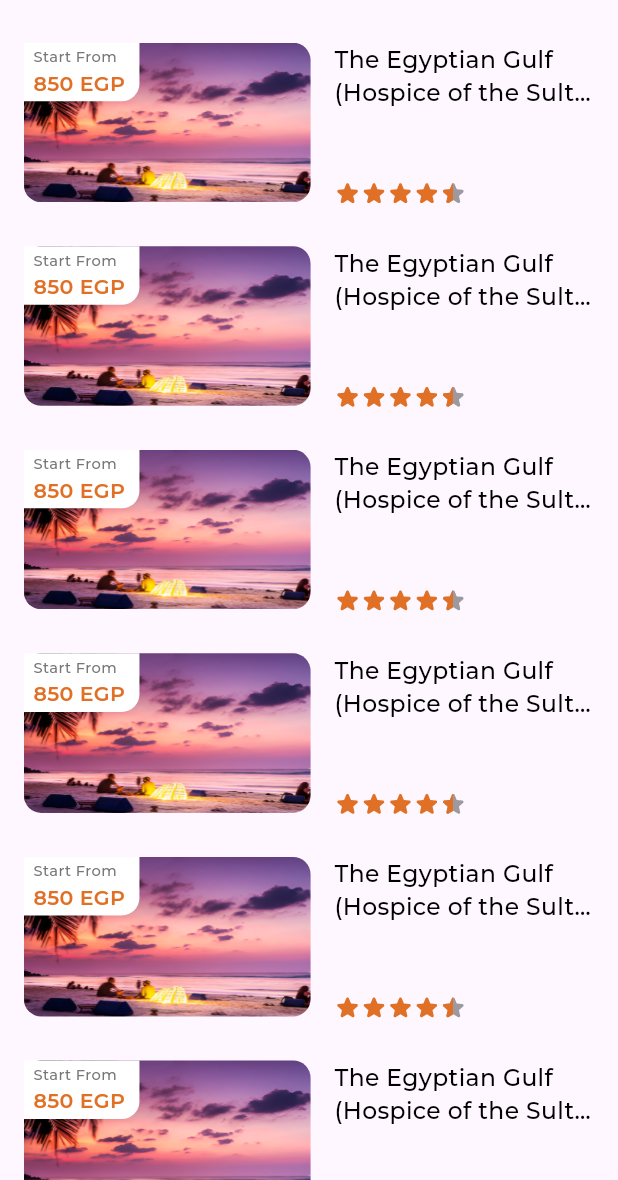
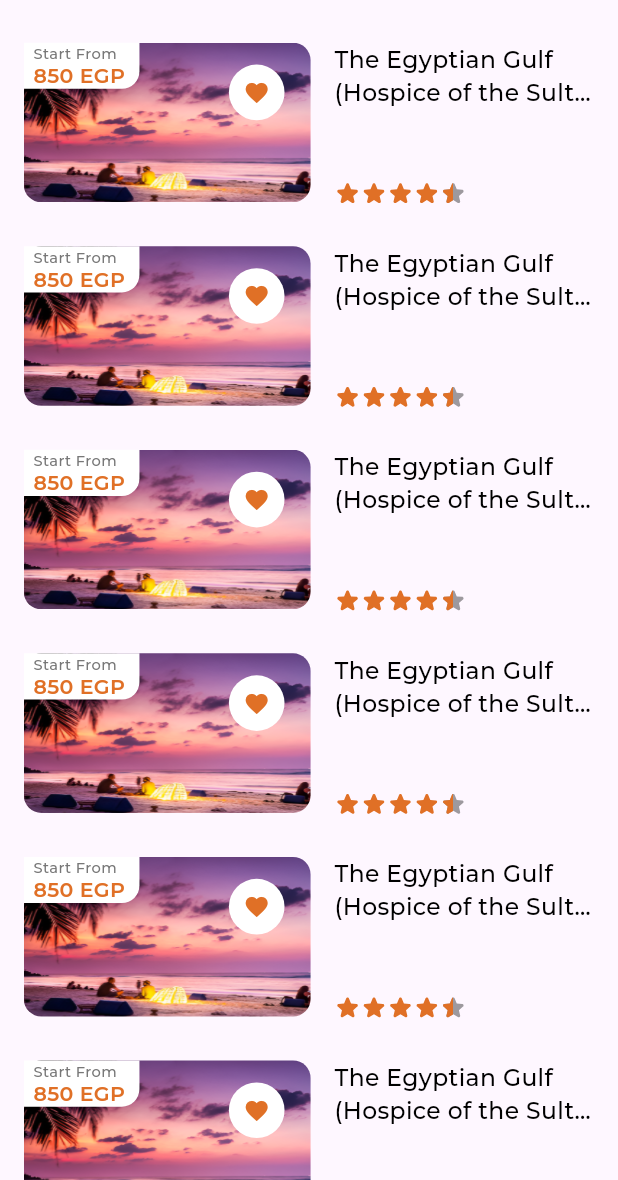
Before and after one commit to omar-949/touf_w, a Flutter app: the screen it shows after launch, after a tap on "See all", on a phone screen of 412 x 824 dp, the part 56-1236 px from its top. Run offline on Flutter 3.47's test engine with Material 3 defaults, Android fonts, the phone set to English and light mode, and no system bars; drawn by our look-alikes of flutter_rating_bar; our stand-ins replace country_picker, dio, flutter_screenutil, flutter_secure_storage, flutter_svg, get_it and 3 more; project files that could hold a hidden picture were left out.

Commit message:
home screen

```diff
--- a/lib/core/resources/styles.dart
+++ b/lib/core/resources/styles.dart
@@ -132,12 +132,16 @@ abstract class TextStyles {
   );
   static TextStyle font16OrangeSemiBold = TextStyle(
     fontSize: 16.sp,
+    wordSpacing: 0,
+    height: 1.h,
+    letterSpacing: 0,
     color: TextColors.orange,
     fontWeight: FontWeightHelper.semiBold,
       fontFamily: 'Montserrat'
   );
   static TextStyle font14OrangeSemiBold = TextStyle(
       fontSize: 14.sp,
+      height: 1.h,
       color: TextColors.orange,
       fontWeight: FontWeightHelper.semiBold,
       fontFamily: 'Montserrat'
@@ -162,12 +166,14 @@ abstract class TextStyles {
   );
   static TextStyle font10MediumGreyRegular = TextStyle(
     fontSize: 10.sp,
+    height: 1.0.h,
     color: TextColors.mediumGrey,
     fontWeight: FontWeightHelper.regular,
       fontFamily: 'Montserrat'
   );
   static TextStyle font18WhiteMedium = TextStyle(
     fontSize: 18.sp,
+    height: 1.h,
     color: TextColors.white,
     fontWeight: FontWeightHelper.medium,
       fontFamily: 'Montserrat'
@@ -342,7 +348,8 @@ abstract class TextStyles {
   //salma
   static TextStyle font10MediumGreyRegularWithLineThrough = TextStyle(
       fontSize: 10.sp,
-      color: TextColors.mediumGrey,
+    height: 1.0.h,
+    color: TextColors.mediumGrey,
       fontWeight: FontWeightHelper.regular,
       fontFamily: 'Montserrat',
     decoration: TextDecoration.lineThrough,
--- a/lib/core/widgets/container_salary_widget.dart
+++ b/lib/core/widgets/container_salary_widget.dart
@@ -20,10 +20,10 @@ class ContainerSalaryWidget extends StatelessWidget {
   @override
   Widget build(BuildContext context) {
     return Container(
-      height: isBig ? 47.h : 40.h,
+   //   height: isBig ? 44.h : 40.h,
       width: isBig ? 89.w : 73.w,
       padding: isBig
-          ? EdgeInsets.only(top: 6.h, bottom: 6.h, left: 0)
+          ? EdgeInsets.symmetric(vertical: 6.h, horizontal: 6.w)
           : EdgeInsets.symmetric(vertical: 3.h, horizontal: 6.w),
       decoration: BoxDecoration(
         borderRadius: BorderRadius.only(bottomRight: Radius.circular(12.r)),
@@ -32,6 +32,8 @@ class ContainerSalaryWidget extends StatelessWidget {
       child: Column(
         mainAxisAlignment: MainAxisAlignment.spaceBetween,
         crossAxisAlignment: CrossAxisAlignment.start,
+        mainAxisSize: MainAxisSize.min,
+
         children: [
           Text(
             containerText,
@@ -39,7 +41,11 @@ class ContainerSalaryWidget extends StatelessWidget {
                 ? TextStyles.font10MediumGreyRegular
                 : TextStyles.font10MediumGreyRegularWithLineThrough,
           ),
+          SizedBox(
+            height: 2.h,
+          ),
           Text(
+            maxLines: 1,
             containerSalary,
             style: isBig
                 ? TextStyles.font16OrangeSemiBold
--- a/lib/core/widgets/custom_container_details.dart
+++ b/lib/core/widgets/custom_container_details.dart
@@ -1,12 +1,13 @@
+import 'package:flutter/cupertino.dart';
 import 'package:flutter/material.dart';
 import 'package:flutter_screenutil/flutter_screenutil.dart';
 import 'package:toufwshouf/core/helpers/extensions.dart';
-import 'package:toufwshouf/core/resources/colors.dart';
-import 'package:toufwshouf/core/resources/styles.dart';
 import 'package:toufwshouf/core/widgets/rating_widget.dart';
-import 'package:toufwshouf/core/widgets/container_salary_widget.dart';
 
+import '../resources/colors.dart';
+import '../resources/styles.dart';
 import '../routing/routes.dart';
+import 'container_salary_widget.dart';
 
 class CustomContainerDetails extends StatefulWidget {
   const CustomContainerDetails({
@@ -45,7 +46,9 @@ class _CustomContainerDetailsState extends State<CustomContainerDetails> {
       },
       child: Container(
         margin: EdgeInsets.only(
-            bottom: 10.h, left: widget.isNotNeed == null ? 15.w : 0),
+          bottom: 10.h,
+          left: widget.isNotNeed == null ? 15.w : 0,
+        ),
         height: widget.height ?? 215.h,
         width: widget.width ?? 265.w,
         decoration: BoxDecoration(
@@ -67,9 +70,9 @@ class _CustomContainerDetailsState extends State<CustomContainerDetails> {
                   containerText: widget.containerText1,
                   containerSalary: widget.containerSalary1,
                   isDashed: widget.isDashed1,
-                  isBig: widget.isNotNeed == null, // Adjusting based on isNotNeed
+                  isBig: widget.isNotNeed == null,
                 ),
-                widget.isNotNeed == null
+                widget.isNotNeed != null
                     ? Padding(
                         padding: EdgeInsets.only(right: 15.w, top: 15.h),
                         child: Container(
@@ -86,35 +89,30 @@ class _CustomContainerDetailsState extends State<CustomContainerDetails> {
                           ),
                         ),
                       )
-                    : SizedBox.shrink(),
+                    : const SizedBox.shrink(),
               ],
             ),
             widget.isNotNeed == null
-                ? Padding(
-              padding: EdgeInsets.only(left: 5.w, bottom: 10.h, right: 5.w),
-              child: Row(
-                mainAxisAlignment: MainAxisAlignment.start,
+                ? Expanded(
+                  child: Padding(
+                      padding:
+                          EdgeInsets.only(left: 5.w, bottom: 10.h, right: 5.w),
+                      child: Column(
+                        crossAxisAlignment: CrossAxisAlignment.start,
+                         mainAxisAlignment: MainAxisAlignment.end,
+                         mainAxisSize: MainAxisSize.min,
                         children: [
-                  Column(
-                    crossAxisAlignment: CrossAxisAlignment.start,
-                    children: [
-                      SizedBox(
-                        width: 255.w,
-                        child: Text(
-                          widget.tripName!,
-                          maxLines: 3,
-                          overflow: TextOverflow.ellipsis,
+                          Text(
+                            widget.tripName ?? '',
                             style: TextStyles.font18WhiteMedium,
-                        ),
                           ),
                           SizedBox(height: 8.h),
                           CustomRatingWidget(rating: widget.rating),
                         ],
                       ),
-                ],
                     ),
                 )
-                : SizedBox.shrink(),
+                : const SizedBox.shrink(),
           ],
         ),
       ),
--- a/lib/features/home/presentation/views/widgets/header/appbar_widget.dart
+++ b/lib/features/home/presentation/views/widgets/header/appbar_widget.dart
@@ -32,7 +32,7 @@ class AppbarWidget extends StatelessWidget implements PreferredSizeWidget {
             height: 20.h,
             width: 18.w,
           ),
-          visualDensity: VisualDensity(horizontal: -3.0.w),
+          //visualDensity: VisualDensity(horizontal: -3.0.w),
         ),
         IconButton(
           onPressed: () {},
@@ -41,16 +41,18 @@ class AppbarWidget extends StatelessWidget implements PreferredSizeWidget {
             height: 20.h,
             width: 18.w,
           ),
-          visualDensity: VisualDensity(horizontal: -2.w),
+          //visualDensity: VisualDensity(horizontal: -2.w),
         ),
-        IconButton(
-          onPressed: () {},
-          icon: Image.asset(
-            Assets.appbarAction3,
-            height: 20.h,
-            width: 18.w,
+        Padding(
+          padding: EdgeInsets.only(right: 20.w),
+          child: IconButton(
+            onPressed: () {},
+            icon: Image.asset(
+              Assets.appbarAction3,
+              height: 20.h,
+              width: 18.w,
+            ),
           ),
-          padding: EdgeInsets.only(right: 20.w),
         ),
       ],
     );
--- a/lib/features/home/presentation/views/widgets/outings/advertisement_widget.dart
+++ b/lib/features/home/presentation/views/widgets/outings/advertisement_widget.dart
@@ -8,8 +8,9 @@ class AdvertisementWidget extends StatelessWidget {
 
   @override
   Widget build(BuildContext context) {
-    return Container(
-      height: 132.h,
+    return Center(
+      child: Container(
+      // height: 132.h,
         width: 360.w,
         padding: EdgeInsets.symmetric(vertical: 10.h),
         decoration: BoxDecoration(
@@ -20,6 +21,7 @@ class AdvertisementWidget extends StatelessWidget {
         ),
         child: Column(
           mainAxisAlignment: MainAxisAlignment.spaceBetween,
+          mainAxisSize: MainAxisSize.min,
           children: [
             Text(
               "Planning a vacation?",
@@ -37,7 +39,7 @@ class AdvertisementWidget extends StatelessWidget {
               ),
               style: ElevatedButton.styleFrom(
                 backgroundColor: Colors.orange,
-              minimumSize: Size(110.w, 32.h),
+                minimumSize: Size(103.w, 32.h),
                 shape: RoundedRectangleBorder(
                   borderRadius: BorderRadius.circular(6.r),
                 ),
@@ -45,6 +47,7 @@ class AdvertisementWidget extends StatelessWidget {
             ),
           ],
         ),
+      ),
     );
   }
 }
--- a/lib/features/home/presentation/views/widgets/outings/outings_body.dart
+++ b/lib/features/home/presentation/views/widgets/outings/outings_body.dart
@@ -50,8 +50,7 @@ class OutingsBody extends StatelessWidget {
   @override
   Widget build(BuildContext context) {
     print('OutingsBody is being built'); // Debug statement
-    return
-      Padding(
+    return Padding(
       padding: EdgeInsets.symmetric(vertical: 16.h), // Adjusted padding
       child: Column(
         crossAxisAlignment: CrossAxisAlignment.start,
@@ -69,12 +68,9 @@ class OutingsBody extends StatelessWidget {
           TripsListView(tripsList: bestOfferList),
           SectionHeader(title: "Partners"),
           _buildPartners(),
-                    SizedBox(height: 100.h), // Add space at the bottom if needed
+          // SizedBox(height: 100.h), // Add space at the bottom if needed
         ],
       ),
-
-
-
     );
   }
 
```
Also changed, not shown: pubspec.lock. Lines whose indentation alone changed are shown as unchanged.
